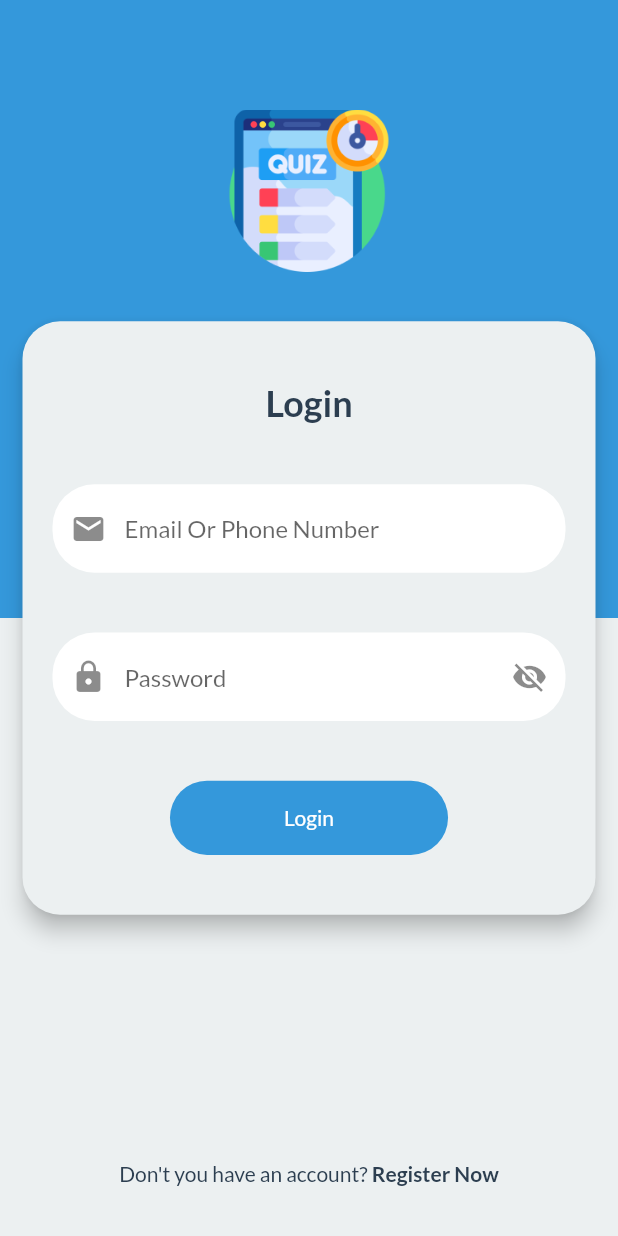
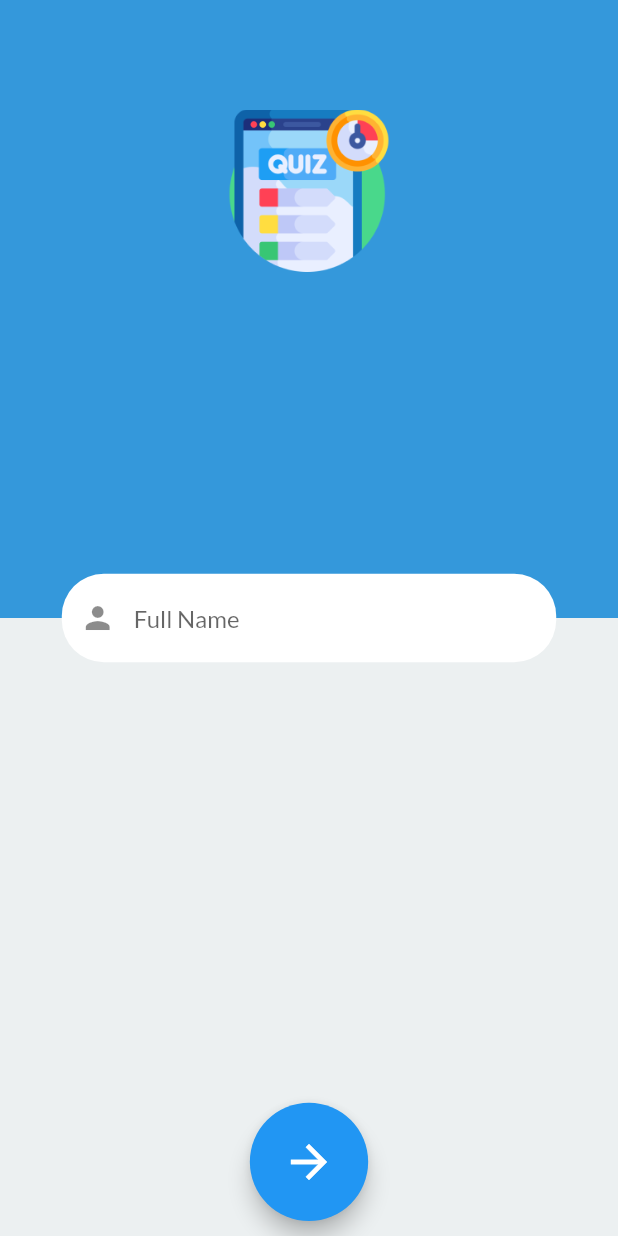
Before and after one commit to CODASL/Quiz_app_fcourse, a Flutter app: the screen it shows after launch, after a tap on "Register Now", on a phone screen of 412 x 824 dp. Run offline on Flutter 3.47's test engine with Material 2 defaults, Android fonts, the phone set to English and light mode, and no system bars; our stand-ins replace animated_splash_screen, curved_navigation_bar, google_fonts; missing offline and left inert: scale_button.

Commit message:
register & home screen

```diff
--- /dev/null
+++ b/lib/Providers/providers.dart
@@ -0,0 +1,13 @@
+import 'package:provider/provider.dart';
+import 'package:provider/single_child_widget.dart';
+import 'package:quiz_app/Providers/password_visibility.dart';
+import 'package:quiz_app/Providers/register_widgets.dart';
+
+List<SingleChildWidget> providers = [
+  ChangeNotifierProvider<PasswordVisibility>(
+    create: (context) => PasswordVisibility(),
+  ),
+  ChangeNotifierProvider<RegisterWidgets>(
+    create: (context) => RegisterWidgets(),
+  ),
+];
--- /dev/null
+++ b/lib/Routers/route_names.dart
@@ -0,0 +1,3 @@
+const String splashScreen = '/';
+const String registerPage = '/register';
+const String home = "/Home";
--- a/lib/Screens/Login/login.dart
+++ b/lib/Screens/Login/login.dart
@@ -1,13 +1,10 @@
 import 'package:flutter/cupertino.dart';
 import 'package:flutter/material.dart';
-import 'package:flutter/painting.dart';
-import 'package:flutter/rendering.dart';
-import 'package:quiz_app/Constants/colors.dart';
-import 'package:quiz_app/Constants/images.dart';
-import 'package:quiz_app/Models/screensize.dart';
-import 'package:quiz_app/Widgets/common/custom_button.dart';
-import 'package:quiz_app/Widgets/common/custom_text.dart';
-import 'package:quiz_app/Widgets/common/custom_textfield.dart';
+import 'package:quiz_app/Widgets/Login/bg.dart';
+import 'package:quiz_app/Widgets/Login/login_card.dart';
+import 'package:quiz_app/Widgets/Login/logobox.dart';
+import 'package:quiz_app/Widgets/Login/register_redirect.dart';
+
 
 class Login extends StatelessWidget {
   const Login({Key? key}) : super(key: key);
@@ -25,119 +22,3 @@ class Login extends StatelessWidget {
     ));
   }
 }
-
-class LoginBackground extends StatelessWidget {
-  const LoginBackground({Key? key}) : super(key: key);
-
-  @override
-  Widget build(BuildContext context) {
-    return Align(
-      alignment: Alignment.topCenter,
-      child: Container(
-        height: ScreenSize.height! * 0.5,
-        color: primaryColor,
-      ),
-    );
-  }
-}
-
-Align logoBox() {
-  return Align(
-    alignment: Alignment.topCenter,
-    child: SizedBox(
-      height: ScreenSize.height! * 0.22,
-      child: Row(
-        mainAxisAlignment: MainAxisAlignment.center,
-        crossAxisAlignment: CrossAxisAlignment.end,
-        children: [
-          SizedBox(
-            width: ScreenSize.width! * 0.26,
-            child: Image.asset(logo),
-          ),
-        ],
-      ),
-    ),
-  );
-}
-
-class RegisterRedirect extends StatelessWidget {
-  const RegisterRedirect({Key? key}) : super(key: key);
-
-  @override
-  Widget build(BuildContext context) {
-    return Align(
-      alignment: Alignment.bottomCenter,
-      child: SizedBox(
-        height: ScreenSize.height! * 0.1,
-        child: Row(
-          mainAxisAlignment: MainAxisAlignment.center,
-          children: [
-            const CustomText(text: "Don't you have an account? "),
-            InkWell(
-              onTap: () {
-                debugPrint("Clicked");
-              },
-              child: const CustomText(
-                  text: "Register Now", fontWeight: FontWeight.bold),
-            )
-          ],
-        ),
-      ),
-    );
-  }
-}
-
-class LoginCard extends StatelessWidget {
-  const LoginCard({Key? key}) : super(key: key);
-
-  @override
-  Widget build(BuildContext context) {
-    return Column(
-      mainAxisAlignment: MainAxisAlignment.center,
-      children: [
-        Padding(
-          padding: const EdgeInsets.symmetric(horizontal: 15.0, vertical: 10.0),
-          child: Material(
-            borderRadius: BorderRadius.circular(25.0),
-            color: scaffoldBackground,
-            elevation: 6,
-            shadowColor: kblack,
-            child: SizedBox(
-              height: ScreenSize.height! * 0.48,
-              width: ScreenSize.width,
-              child: Padding(
-                padding: const EdgeInsets.symmetric(horizontal: 20),
-                child: Column(
-                  mainAxisAlignment: MainAxisAlignment.spaceEvenly,
-                  children: [
-                    const CustomText(
-                      text: "Login",
-                      fontSize: 24,
-                      fontWeight: FontWeight.bold,
-                    ),
-                    const CustomTextField(
-                      hintText: "Email Or Phone Number",
-                      prefixIcon: Icons.mail,
-                    ),
-                    const CustomTextField(
-                      isPassword: true,
-                      hintText: "Password",
-                      prefixIcon: Icons.lock,
-                    ),
-                    CustomButton(
-                      height: ScreenSize.height!*0.06,
-                      minWidth: ScreenSize.width!*0.45,
-                      text: "Login",
-                      ontap: () {},
-                      radius: 25,
-                    ),
-                  ],
-                ),
-              ),
-            ),
-          ),
-        )
-      ],
-    );
-  }
-}
--- /dev/null
+++ b/lib/Screens/Register/register.dart
@@ -0,0 +1,119 @@
+import 'package:flutter/material.dart';
+import 'package:provider/provider.dart';
+import 'package:quiz_app/Models/screensize.dart';
+import 'package:quiz_app/Providers/register_widgets.dart';
+import 'package:quiz_app/Widgets/Login/bg.dart';
+import 'package:quiz_app/Widgets/Login/logobox.dart';
+import 'package:quiz_app/Widgets/common/custom_textfield.dart';
+import 'package:scale_button/scale_button.dart';
+
+class Register extends StatelessWidget {
+  const Register({Key? key}) : super(key: key);
+
+  @override
+  Widget build(BuildContext context) {
+    return Scaffold(
+      body: Stack(
+        children: [
+          const LoginBackground(),
+          logoBox(),
+          const TextFieldStack(),
+          const NextPageButton(),
+        ],
+      ),
+    );
+  }
+}
+
+class TextFieldStack extends StatelessWidget {
+  const TextFieldStack({Key? key}) : super(key: key);
+
+  @override
+  Widget build(BuildContext context) {
+    final data = Provider.of<RegisterWidgets>(context, listen: true);
+    return SizedBox(
+      height: ScreenSize.height! * 0.6,
+      //color: kblack,
+      child: Column(
+        mainAxisAlignment: MainAxisAlignment.end,
+        children: [
+          SizedBox(
+              height: ScreenSize.height! * 0.2,
+              // color: Colors.red,
+              child: IndexedStack(
+                index: data.index,
+                alignment: AlignmentDirectional.center,
+                children: [
+                  //0
+                  Padding(
+                    padding: EdgeInsets.symmetric(
+                        horizontal: ScreenSize.width! * 0.1),
+                    child: const CustomTextField(
+                      prefixIcon: Icons.person,
+                      hintText: "Full Name",
+                    ),
+                  ),
+
+                  //1
+                  Padding(
+                    padding: EdgeInsets.symmetric(
+                        horizontal: ScreenSize.width! * 0.1),
+                    child: const CustomTextField(
+                      hintText: "Email Or Phone Number",
+                      prefixIcon: Icons.mail,
+                    ),
+                  ),
+
+                  //2
+                  Padding(
+                    padding: EdgeInsets.symmetric(
+                        horizontal: ScreenSize.width! * 0.1),
+                    child: const CustomTextField(
+                      isPassword: true,
+                      hintText: "Create Password",
+                      prefixIcon: Icons.lock_open,
+                    ),
+                  ),
+
+                  //3
+                  Padding(
+                    padding: EdgeInsets.symmetric(
+                        horizontal: ScreenSize.width! * 0.1),
+                    child: const CustomTextField(
+                      isPassword: true,
+                      hintText: "Confirm Password",
+                      prefixIcon: Icons.lock,
+                    ),
+                  ),
+                ],
+              ))
+        ],
+      ),
+    );
+  }
+}
+
+class NextPageButton extends StatelessWidget {
+  const NextPageButton({Key? key}) : super(key: key);
+
+  @override
+  Widget build(BuildContext context) {
+    return Align(
+      alignment: Alignment.bottomCenter,
+      child: SizedBox(
+          height: ScreenSize.height! * 0.12,
+          child: Center(
+            child: Padding(
+              padding: const EdgeInsets.all(10.0),
+              child: FloatingActionButton.large(
+                  child: const Icon(Icons.arrow_forward),
+                  onPressed: () {
+
+                    Provider.of<RegisterWidgets>(context, listen: false)
+                        .onChange(context);
+                  }),
+            ),
+          )),
+    );
+  }
+}
--- /dev/null
+++ b/lib/Widgets/Login/bg.dart
@@ -0,0 +1,18 @@
+import 'package:flutter/material.dart';
+import 'package:quiz_app/Constants/colors.dart';
+import 'package:quiz_app/Models/screensize.dart';
+
+class LoginBackground extends StatelessWidget {
+  const LoginBackground({Key? key}) : super(key: key);
+
+  @override
+  Widget build(BuildContext context) {
+    return Align(
+      alignment: Alignment.topCenter,
+      child: Container(
+        height: ScreenSize.height! * 0.5,
+        color: primaryColor,
+      ),
+    );
+  }
+}
--- /dev/null
+++ b/lib/Widgets/Login/login_card.dart
@@ -0,0 +1,64 @@
+import 'package:flutter/material.dart';
+import 'package:quiz_app/Constants/colors.dart';
+import 'package:quiz_app/Models/screensize.dart';
+import 'package:quiz_app/Routers/route_names.dart';
+import 'package:quiz_app/Widgets/common/custom_button.dart';
+import 'package:quiz_app/Widgets/common/custom_text.dart';
+import 'package:quiz_app/Widgets/common/custom_textfield.dart';
+
+class LoginCard extends StatelessWidget {
+  const LoginCard({Key? key}) : super(key: key);
+
+  @override
+  Widget build(BuildContext context) {
+    return Column(
+      mainAxisAlignment: MainAxisAlignment.center,
+      children: [
+        Padding(
+          padding: const EdgeInsets.symmetric(horizontal: 15.0, vertical: 10.0),
+          child: Material(
+            borderRadius: BorderRadius.circular(25.0),
+            color: scaffoldBackground,
+            elevation: 6,
+            shadowColor: kblack,
+            child: SizedBox(
+              height: ScreenSize.height! * 0.48,
+              width: ScreenSize.width,
+              child: Padding(
+                padding: const EdgeInsets.symmetric(horizontal: 20),
+                child: Column(
+                  mainAxisAlignment: MainAxisAlignment.spaceEvenly,
+                  children: [
+                    const CustomText(
+                      text: "Login",
+                      fontSize: 24,
+                      fontWeight: FontWeight.bold,
+                    ),
+                    const CustomTextField(
+                      hintText: "Email Or Phone Number",
+                      prefixIcon: Icons.mail,
+                    ),
+                    const CustomTextField(
+                      isPassword: true,
+                      hintText: "Password",
+                      prefixIcon: Icons.lock,
+                    ),
+                    CustomButton(
+                      height: ScreenSize.height! * 0.06,
+                      minWidth: ScreenSize.width! * 0.45,
+                      text: "Login",
+                      ontap: () {
+                        Navigator.pushNamed(context, home);
+                      },
+                      radius: 25,
+                    ),
+                  ],
+                ),
+              ),
+            ),
+          ),
+        )
+      ],
+    );
+  }
+}
--- /dev/null
+++ b/lib/Widgets/Login/logobox.dart
@@ -0,0 +1,22 @@
+import 'package:flutter/material.dart';
+import 'package:quiz_app/Constants/images.dart';
+import 'package:quiz_app/Models/screensize.dart';
+
+Align logoBox() {
+  return Align(
+    alignment: Alignment.topCenter,
+    child: SizedBox(
+      height: ScreenSize.height! * 0.22,
+      child: Row(
+        mainAxisAlignment: MainAxisAlignment.center,
+        crossAxisAlignment: CrossAxisAlignment.end,
+        children: [
+          SizedBox(
+            width: ScreenSize.width! * 0.26,
+            child: Image.asset(logo),
+          ),
+        ],
+      ),
+    ),
+  );
+}
--- /dev/null
+++ b/lib/Widgets/Login/register_redirect.dart
@@ -0,0 +1,31 @@
+import 'package:flutter/material.dart';
+import 'package:quiz_app/Models/screensize.dart';
+import 'package:quiz_app/Routers/route_names.dart';
+import 'package:quiz_app/Widgets/common/custom_text.dart';
+
+class RegisterRedirect extends StatelessWidget {
+  const RegisterRedirect({Key? key}) : super(key: key);
+
+  @override
+  Widget build(BuildContext context) {
+    return Align(
+      alignment: Alignment.bottomCenter,
+      child: SizedBox(
+        height: ScreenSize.height! * 0.1,
+        child: Row(
+          mainAxisAlignment: MainAxisAlignment.center,
+          children: [
+            const CustomText(text: "Don't you have an account? "),
+            InkWell(
+              onTap: () {
+                Navigator.pushNamed(context, registerPage);
+              },
+              child: const CustomText(
+                  text: "Register Now", fontWeight: FontWeight.bold),
+            )
+          ],
+        ),
+      ),
+    );
+  }
+}
--- a/lib/Widgets/common/custom_textfield.dart
+++ b/lib/Widgets/common/custom_textfield.dart
@@ -8,21 +8,19 @@ class CustomTextField extends StatelessWidget {
   final IconData prefixIcon;
   final String hintText;
   final bool? isPassword;
-  const CustomTextField(
-      {Key? key,
+  const CustomTextField({
+    Key? key,
     required this.prefixIcon,
     required this.hintText,
-      this.isPassword})
-      : super(key: key);
+    this.isPassword,
+  }) : super(key: key);
 
   @override
   Widget build(BuildContext context) {
     final _passwordVisibility =
         Provider.of<PasswordVisibility>(context, listen: true);
-    return SizedBox(
-      child: TextFormField(
-          obscureText:
-              _passwordVisibility.changeObsecure(isPassword: isPassword),
+    return TextFormField(
+        obscureText: _passwordVisibility.changeObsecure(isPassword: isPassword),
         decoration: InputDecoration(
           hintText: hintText,
           prefixIcon: Icon(prefixIcon),
@@ -36,8 +34,7 @@ class CustomTextField extends StatelessWidget {
             borderSide: BorderSide.none,
             borderRadius: BorderRadius.circular(28),
           ),
-          )),
-    );
+        ));
   }
 }
 
--- a/lib/main.dart
+++ b/lib/main.dart
@@ -2,8 +2,10 @@ import 'package:flutter/material.dart';
 import 'package:provider/provider.dart';
 import 'package:quiz_app/Constants/colors.dart';
 import 'package:google_fonts/google_fonts.dart';
-import 'package:quiz_app/Providers/password_visibility.dart';
-import 'Screens/Splash Screen/splash_screen.dart';
+import 'package:quiz_app/Providers/providers.dart';
+import 'package:quiz_app/Routers/route_names.dart';
+import 'Routers/route.dart';
+
 
 void main() {
   runApp(const MyApp());
@@ -14,18 +16,15 @@ class MyApp extends StatelessWidget {
   @override
   Widget build(BuildContext context) {
     return MultiProvider(
-      providers: [
-        ChangeNotifierProvider<PasswordVisibility>(
-          create: (context) => PasswordVisibility(),
-        ),
-      ],
+      providers:providers,
       child: MaterialApp(
+        routes: routes,
         debugShowCheckedModeBanner: false,
         theme: ThemeData(
           textTheme: GoogleFonts.latoTextTheme(),
           scaffoldBackgroundColor: scaffoldBackground,
         ),
-        home: const SplashScreen(),
+        initialRoute: splashScreen,
       ),
     );
   }
--- a/pubspec.yaml
+++ b/pubspec.yaml
@@ -37,6 +37,9 @@ dependencies:
   animated_splash_screen: ^1.1.0
   google_fonts: ^2.2.0
   provider: ^6.0.2
+  scale_button: ^2.1.2
+  curved_navigation_bar: ^1.0.1
+
 
 dev_dependencies:
   flutter_test:
```
Also changed, not shown: lib/Models/register_textfield.dart (added, +10 -0 lines), lib/Providers/register_widgets.dart (added, +18 -0 lines), lib/Routers/route.dart (added, +11 -0 lines), lib/Screens/Home/home.dart (added, +43 -0 lines), lib/Screens/HomeScreen/homescreen.dart (added, +13 -0 lines), lib/Screens/MyQuizsScreen/my_quizs.dart (added, +15 -0 lines), lib/Screens/ProfileScreen/profile.dart (added, +13 -0 lines), pubspec.lock. Lines whose indentation alone changed are shown as unchanged.
